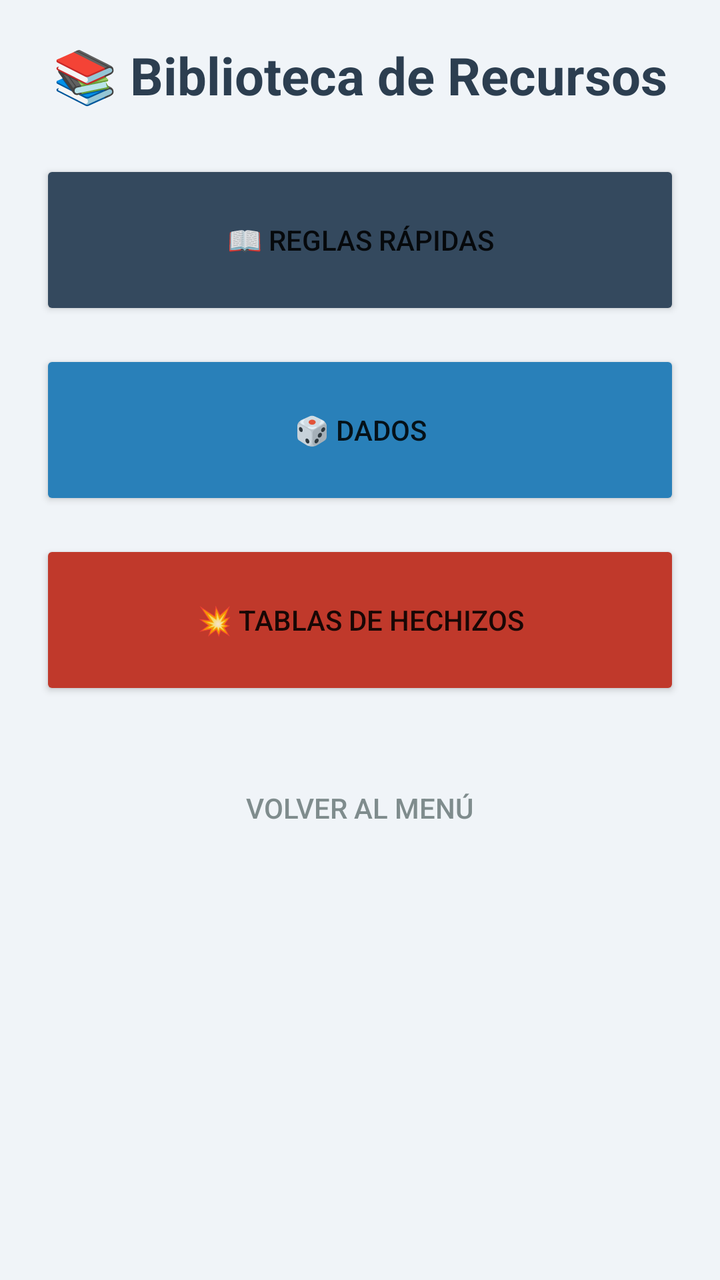
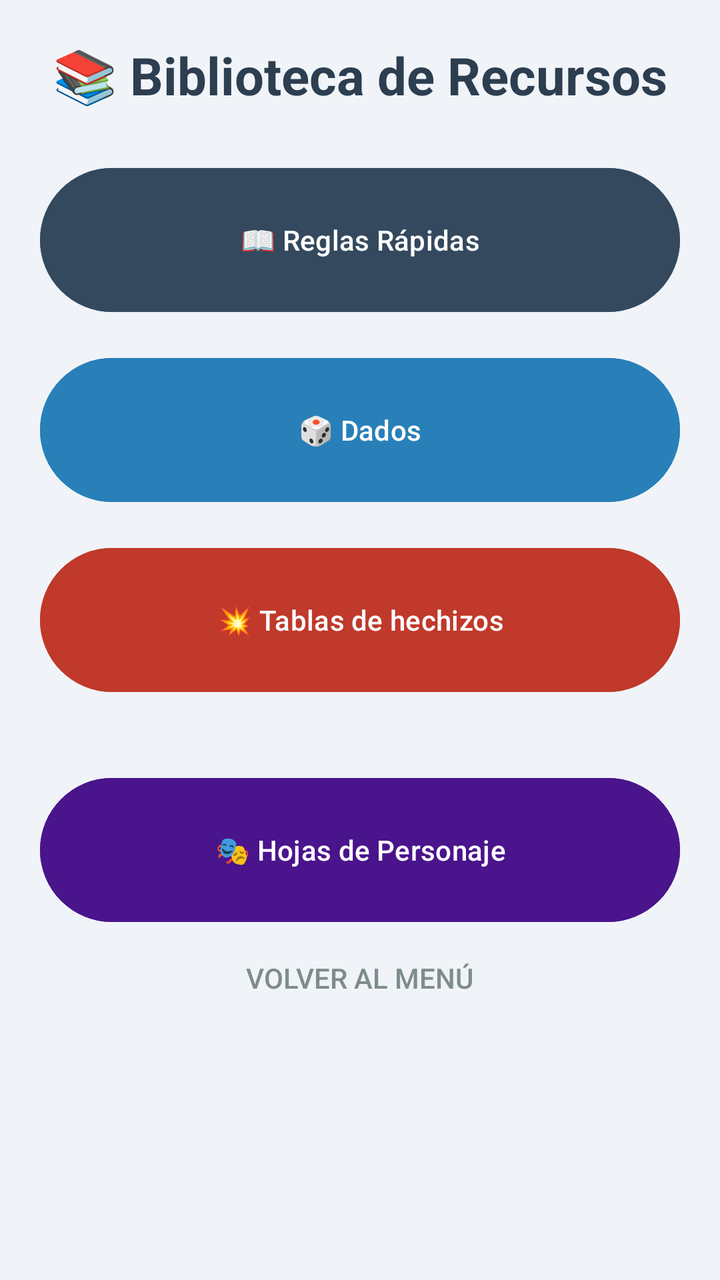

An Android layout rendered at two revisions. The XML below is the earlier revision; the diff shows what the commit changed to produce the second picture.
<!-- AndroidManifest.xml: application theme Theme.QuestApp -->
<!-- res/layout/activity_recursos.xml -->
<?xml version="1.0" encoding="utf-8"?>
<ScrollView xmlns:android="http://schemas.android.com/apk/res/android"
    android:layout_width="match_parent"
    android:layout_height="match_parent"
    android:background="#F0F4F8">

    <LinearLayout
        android:layout_width="match_parent"
        android:layout_height="wrap_content"
        android:orientation="vertical"
        android:padding="20dp">

        <TextView
            android:layout_width="wrap_content"
            android:layout_height="wrap_content"
            android:text="📚 Biblioteca de Recursos"
            android:textSize="26sp"
            android:textStyle="bold"
            android:layout_gravity="center"
            android:layout_marginBottom="25dp"
            android:textColor="#2C3E50"/>

        <Button
            android:id="@+id/btn_reglas_rapidas"
            android:layout_width="match_parent"
            android:layout_height="80dp"
            android:text="📖 Reglas Rápidas"
            android:layout_marginBottom="15dp"
            android:backgroundTint="#34495E"/>

        <Button
            android:id="@+id/btn_dados"
            android:layout_width="match_parent"
            android:layout_height="80dp"
            android:text="🎲 Dados"
            android:layout_marginBottom="15dp"
            android:backgroundTint="#2980B9"/>

        <Button
            android:id="@+id/tablas_de_hechizos"
            android:layout_width="match_parent"
            android:layout_height="80dp"
            android:text="💥 Tablas de hechizos"
            android:layout_marginBottom="30dp"
            android:backgroundTint="#C0392B"/>

        <Button
            android:id="@+id/btn_volver_recursos"
            style="@style/Widget.AppCompat.Button.Borderless"
            android:layout_width="wrap_content"
            android:layout_height="wrap_content"
            android:layout_gravity="center"
            android:text="Volver al Menú"
            android:textColor="#7F8C8D" />

    </LinearLayout>
</ScrollView>
<!-- resources referenced by this layout -->
<resources>
  <style name="Theme.QuestApp" parent="Theme.AppCompat.Light.DarkActionBar">
          
      </style>
</resources>

<!-- the commit's change to res/layout/activity_recursos.xml (unified diff, before → after) -->
@@ -45,6 +45,15 @@
             android:backgroundTint="#C0392B"/>
 
         <Button
+            android:id="@+id/btn_ir_personajes"
+            android:layout_width="match_parent"
+            android:layout_height="80dp"
+            android:layout_marginTop="5dp"
+            android:backgroundTint="#4A148C"
+            android:text="🎭 Hojas de Personaje"
+            android:textColor="#FFFFFF" />
+
+        <Button
             android:id="@+id/btn_volver_recursos"
             style="@style/Widget.AppCompat.Button.Borderless"
             android:layout_width="wrap_content"
@@ -53,5 +62,6 @@
             android:text="Volver al Menú"
             android:textColor="#7F8C8D" />
 
+
     </LinearLayout>
 </ScrollView>
<!-- resource entries referenced after the edit -->
@@ -1,7 +1,6 @@
 <!-- resources referenced by this layout -->
 <resources>
-  <style name="Theme.QuestApp" parent="Theme.AppCompat.Light.DarkActionBar">
-          
+  <style name="Theme.QuestApp" parent="Theme.Material3.DayNight.NoActionBar">
       </style>
 </resources>
 
